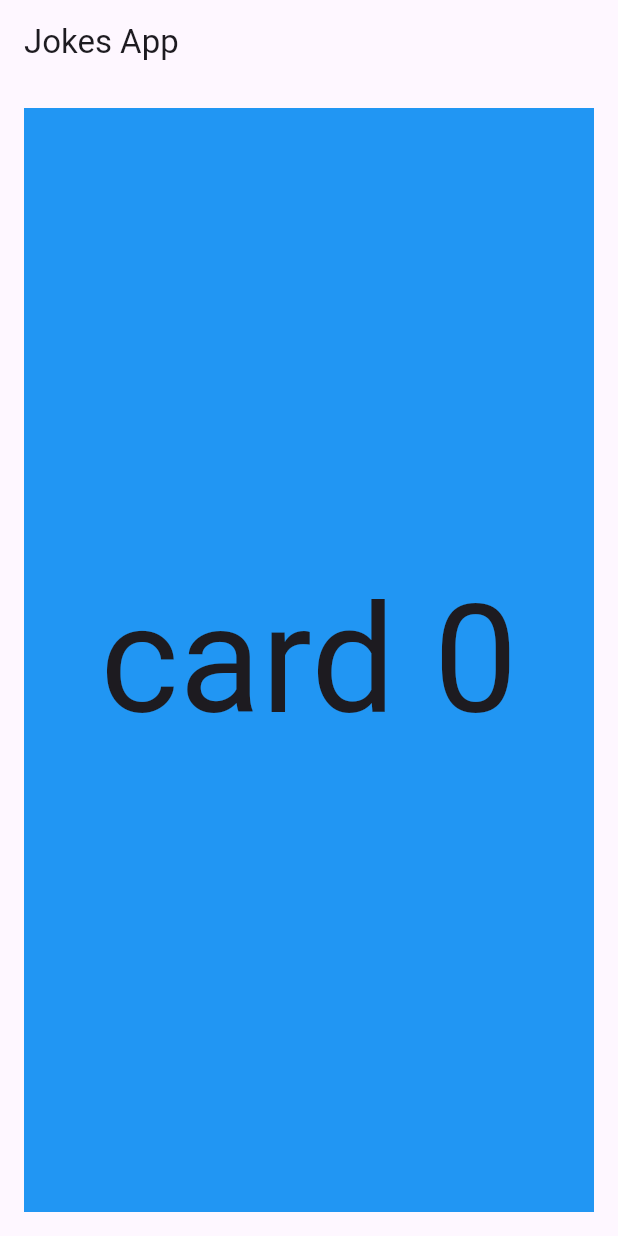
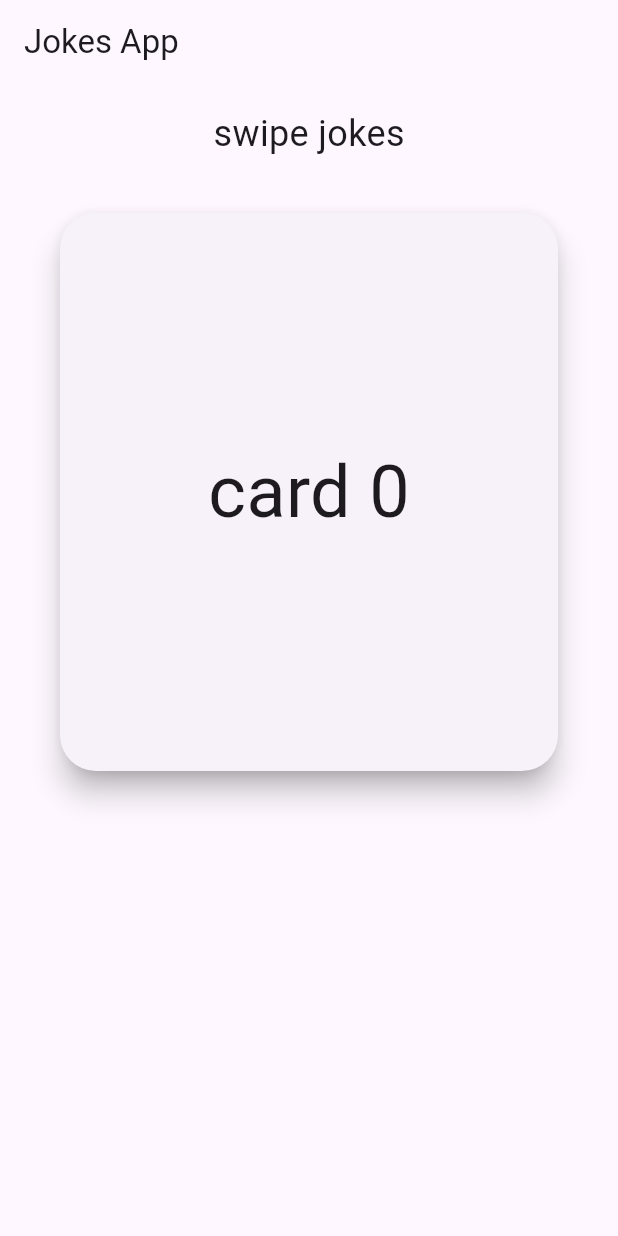
Before and after one commit to RobM-data/Jokes-App, a Flutter app: the screen it shows after launch, on a phone screen of 412 x 824 dp. Run offline on Flutter 3.47's test engine with Material 3 defaults, Android fonts, the phone set to English and light mode, and no system bars; drawn by our look-alikes of swipe_cards.

Commit message:
basic swiping feature

```diff
--- a/lib/main.dart
+++ b/lib/main.dart
@@ -34,7 +34,7 @@ class _JokeSwipePageState extends State<JokeSwipePage> {
     for (int i = 0; i < 20; i++) {
       _swipeItems.add(
         SwipeItem(
-          content: Text('card $i', style: const TextStyle(fontSize: 100)),
+          content: 'card $i',
           likeAction: () {
             print('liked');
           },
@@ -53,21 +53,44 @@ class _JokeSwipePageState extends State<JokeSwipePage> {
   Widget build(BuildContext context) {
     return Scaffold(
       appBar: AppBar(title: Text('Jokes App')),
-      body: Container(
-        height: MediaQuery.of(context).size.height - kToolbarHeight,
+      body: Column(
+        children: [
+          const Padding(
+            padding: EdgeInsets.all(16),
+            child: Text(
+              'swipe jokes',
+              style: TextStyle(fontSize: 24)
+            )
+          ),
+
+          SizedBox(
+            height: MediaQuery.of(context).size.height * 0.5,
+            child: Padding(
+              padding: const EdgeInsets.only(left: 20.0, right: 20.0),
               child: SwipeCards(
                 matchEngine: _matchEngine!,
                 itemBuilder: (BuildContext context, int index) {
-            return Container(
-              alignment: Alignment.center,
-              color: Colors.blue,
-              child: _swipeItems[index].content as Widget,
+                  return Card(
+                    shape: RoundedRectangleBorder(
+                      borderRadius: BorderRadius.circular(24)
+                    ),
+                    elevation: 8,
+                    child: Center(
+                      child: Text(
+                        _swipeItems[index].content as String,
+                        style: const TextStyle(fontSize: 48)
+                      )
+                    )
                   );
                 },
                 onStackFinished: () {
-            print('out of cards');
+                  debugPrint('out of cards');
                 },
               ),
+            ),
+          ),
+
+        ],
       ),
     );
   }
```
Lines whose indentation alone changed are shown as unchanged.
